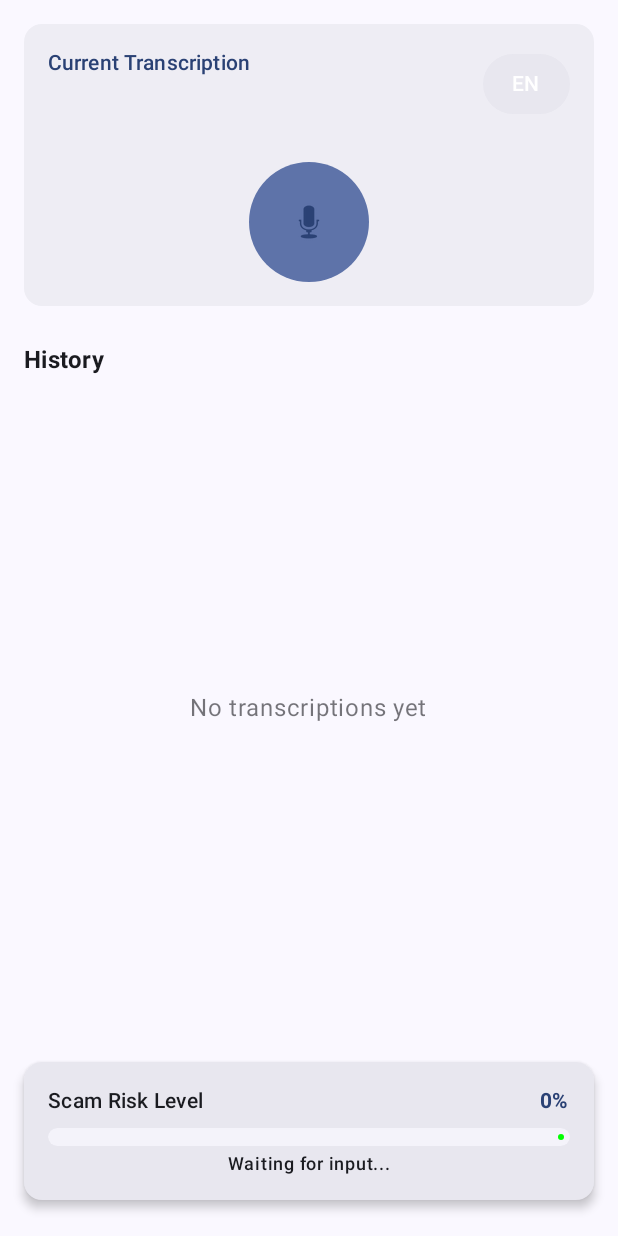
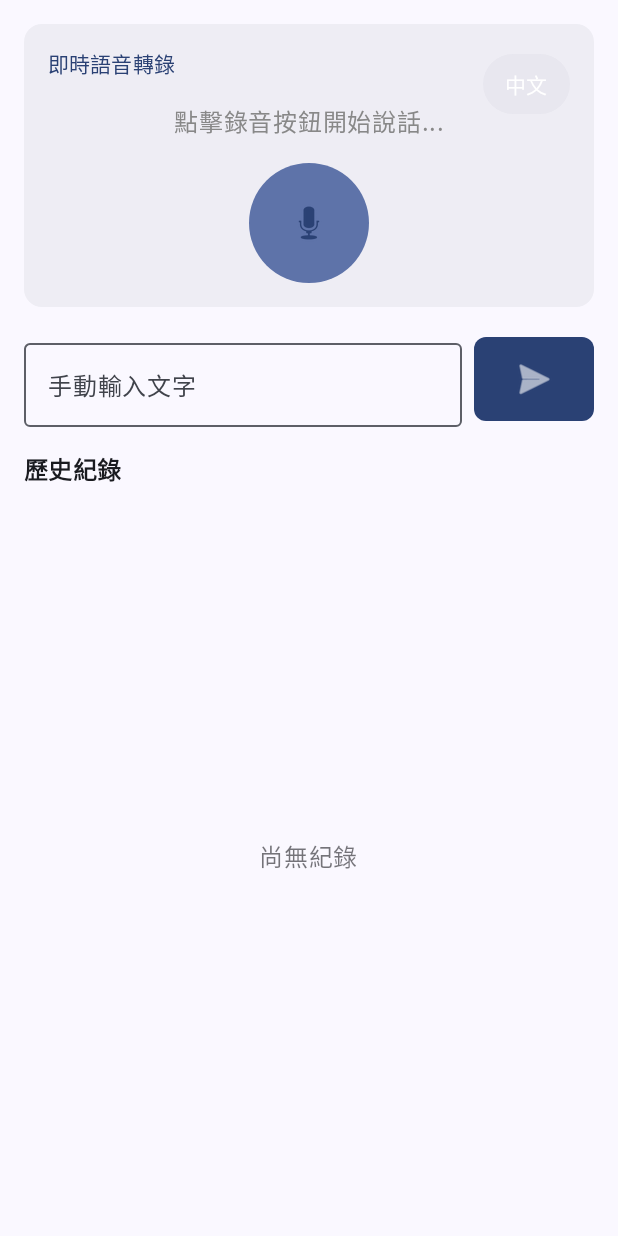
Before and after one commit to jerryho081665/scam_detecting_AI, an Android app built with Jetpack Compose: the screen it shows after launch (MainActivity), on a phone screen of 412 x 824 dp. Run offline under Robolectric (Android 15) with nearby library versions, the phone set to English and light mode, and no system bars.

Commit message:
more save

```diff
--- a/testing/app/src/main/java/com/example/testing/MainActivity.kt
+++ b/testing/app/src/main/java/com/example/testing/MainActivity.kt
@@ -6,6 +6,7 @@ import android.util.Log
 import androidx.activity.ComponentActivity
 import androidx.activity.compose.setContent
 import androidx.activity.enableEdgeToEdge
+import androidx.compose.animation.Crossfade
 import androidx.compose.foundation.ExperimentalFoundationApi
 import androidx.compose.foundation.background
 import androidx.compose.foundation.clickable
@@ -13,6 +14,8 @@ import androidx.compose.foundation.layout.*
 import androidx.compose.foundation.lazy.LazyColumn
 import androidx.compose.foundation.lazy.items
 import androidx.compose.foundation.shape.RoundedCornerShape
+import androidx.compose.foundation.text.KeyboardActions
+import androidx.compose.foundation.text.KeyboardOptions
 import androidx.compose.material3.*
 import androidx.compose.runtime.*
 import androidx.compose.ui.Alignment
@@ -20,8 +23,10 @@ import androidx.compose.ui.Modifier
 import androidx.compose.ui.draw.clip
 import androidx.compose.ui.graphics.Color
 import androidx.compose.ui.platform.LocalContext
+import androidx.compose.ui.platform.LocalSoftwareKeyboardController
 import androidx.compose.ui.res.painterResource
 import androidx.compose.ui.text.font.FontWeight
+import androidx.compose.ui.text.input.ImeAction
 import androidx.compose.ui.text.style.TextAlign
 import androidx.compose.ui.unit.dp
 import androidx.compose.ui.unit.sp
@@ -51,31 +56,23 @@ fun SpeechToTextScreen(modifier: Modifier = Modifier) {
     val context = LocalContext.current
     val recordAudioPermission = rememberPermissionState(Manifest.permission.RECORD_AUDIO)
     val speechRecognizer = remember { SpeechRecognizerUtil(context) }
+    val keyboardController = LocalSoftwareKeyboardController.current
 
-    // Scope for running background network tasks
     val scope = rememberCoroutineScope()
+    var manualInputText by remember { mutableStateOf("") }
 
-    // State for Scam Risk (0 to 100)
-    var riskPercentage by remember { mutableIntStateOf(0) }
-    var riskStatusText by remember { mutableStateOf("Waiting for input...") }
+    // Removed global risk state variables (riskPercentage, etc.) as requested
 
-    // Function to call Python
-    // 1. Modified function to accept ID
     fun checkScamRisk(id: String, textToCheck: String) {
         scope.launch {
             try {
-                // Set status to waiting (optional UI tweak) or just wait for result
                 val request = ScamCheckRequest(message = textToCheck)
                 val response = RetrofitClient.instance.checkMessage(request)
 
                 val score = (response.scam_probability * 100).toInt()
 
-                // 2. Update the specific item in the list
-                speechRecognizer.updateRisk(id, score)
-
-                // 3. Update the global meter (optional, keeps the bottom bar working)
-                riskPercentage = score
-                riskStatusText = if(response.is_risk) "HIGH RISK DETECTED" else "Safe"
+                // Pass the advice to the specific item
+                speechRecognizer.updateRisk(id, score, response.advice)
 
             } catch (e: Exception) {
                 Log.e("ScamCheck", "Error: ${e.message}")
@@ -83,14 +80,10 @@ fun SpeechToTextScreen(modifier: Modifier = Modifier) {
         }
     }
 
-    // 4. Trigger whenever a NEW item is added
     LaunchedEffect(speechRecognizer.transcriptionHistory.value.size) {
         val history = speechRecognizer.transcriptionHistory.value
         if (history.isNotEmpty()) {
-            // Get the newest item
             val latestItem = history.first()
-
-            // Only check if it hasn't been checked yet (riskScore is null)
             if (latestItem.riskScore == null && latestItem.text.isNotBlank()) {
                 checkScamRisk(latestItem.id, latestItem.text)
             }
@@ -100,6 +93,7 @@ fun SpeechToTextScreen(modifier: Modifier = Modifier) {
     DisposableEffect(Unit) {
         onDispose { speechRecognizer.destroy() }
     }
+
     val languageButtonText = when (speechRecognizer.currentLanguage.value) {
         "zh-TW" -> "中文"
         else -> "EN"
@@ -110,6 +104,7 @@ fun SpeechToTextScreen(modifier: Modifier = Modifier) {
             .fillMaxSize()
             .padding(16.dp)
     ) {
+        // --- 1. SPEECH AREA ---
         Box(
             modifier = Modifier
                 .fillMaxWidth()
@@ -130,7 +125,7 @@ fun SpeechToTextScreen(modifier: Modifier = Modifier) {
 
             Column(horizontalAlignment = Alignment.CenterHorizontally) {
                 Text(
-                    text = "Current Transcription",
+                    text = "即時語音轉錄",
                     style = MaterialTheme.typography.titleSmall,
                     color = MaterialTheme.colorScheme.primary,
                     modifier = Modifier.align(Alignment.Start)
@@ -138,22 +133,45 @@ fun SpeechToTextScreen(modifier: Modifier = Modifier) {
 
                 Spacer(modifier = Modifier.height(16.dp))
 
+                // Use Crossfade for smoother transitions
+                Crossfade(
+                    targetState = speechRecognizer.recognizedText.value to speechRecognizer.partialText.value,
+                    label = "speech-text"
+                ) { (recognized, partial) ->
+                    Column(horizontalAlignment = Alignment.CenterHorizontally) {
+                        if (recognized.isNotEmpty()) {
                             Text(
-                    text = speechRecognizer.recognizedText.value,
+                                text = recognized,
                                 fontSize = 20.sp,
                                 textAlign = TextAlign.Center,
                                 modifier = Modifier.fillMaxWidth()
                             )
+                        }
 
-                if (speechRecognizer.isRecording.value && speechRecognizer.partialText.value.isNotEmpty()) {
+                        if (speechRecognizer.isRecording.value && partial.isNotEmpty()) {
+                            if (recognized.isNotEmpty()) {
                                 Spacer(modifier = Modifier.height(8.dp))
+                            }
                             Text(
-                        text = speechRecognizer.partialText.value,
+                                text = partial,
                                 fontSize = 18.sp,
                                 color = Color.Gray,
                                 textAlign = TextAlign.Center,
                                 modifier = Modifier.fillMaxWidth()
                             )
+                        }
+
+                        // Show placeholder when nothing is being recognized
+                        if (recognized.isEmpty() && partial.isEmpty()) {
+                            Text(
+                                text = "點擊錄音按鈕開始說話...",
+                                fontSize = 16.sp,
+                                color = Color.Gray,
+                                textAlign = TextAlign.Center,
+                                modifier = Modifier.fillMaxWidth()
+                            )
+                        }
+                    }
                 }
 
                 Spacer(modifier = Modifier.height(16.dp))
@@ -162,11 +180,11 @@ fun SpeechToTextScreen(modifier: Modifier = Modifier) {
                     onClick = {
                         if (recordAudioPermission.status.isGranted) {
                             if (speechRecognizer.isRecording.value) {
-                                speechRecognizer.isRecording.value = false
-                                speechRecognizer.stopListening()
+                                // OPTIMIZATION: Use the dedicated stop method
+                                speechRecognizer.stopRecording()
                             } else {
-                                speechRecognizer.isRecording.value = true
-                                speechRecognizer.startListening()
+                                // OPTIMIZATION: Use the dedicated start method
+                                speechRecognizer.startRecording()
                             }
                         } else {
                             recordAudioPermission.launchPermissionRequest()
@@ -188,7 +206,7 @@ fun SpeechToTextScreen(modifier: Modifier = Modifier) {
                             else
                                 android.R.drawable.ic_btn_speak_now
                         ),
-                        contentDescription = if (speechRecognizer.isRecording.value) "Stop" else "Mic",
+                        contentDescription = if (speechRecognizer.isRecording.value) "停止" else "錄音",
                         modifier = Modifier.size(40.dp),
                         tint = if (speechRecognizer.isRecording.value)
                             MaterialTheme.colorScheme.error
@@ -199,15 +217,59 @@ fun SpeechToTextScreen(modifier: Modifier = Modifier) {
             }
         }
 
-        Spacer(modifier = Modifier.height(24.dp))
+        Spacer(modifier = Modifier.height(16.dp))
 
+        // --- 2. MANUAL INPUT AREA ---
+        Row(
+            modifier = Modifier.fillMaxWidth(),
+            verticalAlignment = Alignment.CenterVertically
+        ) {
+            OutlinedTextField(
+                value = manualInputText,
+                onValueChange = { manualInputText = it },
+                label = { Text("手動輸入文字") },
+                modifier = Modifier.weight(1f),
+                singleLine = true,
+                keyboardOptions = KeyboardOptions(imeAction = ImeAction.Send),
+                keyboardActions = KeyboardActions(
+                    onSend = {
+                        if (manualInputText.isNotBlank()) {
+                            speechRecognizer.addManualTranscription(manualInputText)
+                            manualInputText = ""
+                            keyboardController?.hide()
+                        }
+                    }
+                )
+            )
+            Spacer(modifier = Modifier.width(8.dp))
+            Button(
+                onClick = {
+                    if (manualInputText.isNotBlank()) {
+                        speechRecognizer.addManualTranscription(manualInputText)
+                        manualInputText = ""
+                        keyboardController?.hide()
+                    }
+                },
+                modifier = Modifier.height(56.dp),
+                shape = RoundedCornerShape(8.dp)
+            ) {
+                Icon(
+                    painter = painterResource(id = android.R.drawable.ic_menu_send),
+                    contentDescription = "Send"
+                )
+            }
+        }
+
+        Spacer(modifier = Modifier.height(16.dp))
+
+        // --- 3. HISTORY HEADER ---
         Row(
             modifier = Modifier.fillMaxWidth(),
             horizontalArrangement = Arrangement.SpaceBetween,
             verticalAlignment = Alignment.CenterVertically
         ) {
             Text(
-                text = "History",
+                text = "歷史紀錄",
                 style = MaterialTheme.typography.titleMedium,
                 fontWeight = FontWeight.Bold
             )
@@ -223,17 +285,18 @@ fun SpeechToTextScreen(modifier: Modifier = Modifier) {
                 ) {
                     Icon(
                         painter = painterResource(id = android.R.drawable.ic_menu_close_clear_cancel),
-                        contentDescription = "Clear history",
+                        contentDescription = "清除紀錄",
                         modifier = Modifier.size(20.dp)
                     )
                     Spacer(modifier = Modifier.size(ButtonDefaults.IconSpacing))
-                    Text(text = "Clear", color = Color.White)
+                    Text(text = "清除", color = Color.White)
                 }
             }
         }
 
         Spacer(modifier = Modifier.height(8.dp))
 
+        // --- 4. HISTORY LIST ---
         if (speechRecognizer.transcriptionHistory.value.isEmpty()) {
             Box(
                 modifier = Modifier
@@ -242,7 +305,7 @@ fun SpeechToTextScreen(modifier: Modifier = Modifier) {
                 contentAlignment = Alignment.Center
             ) {
                 Text(
-                    text = "No transcriptions yet",
+                    text = "尚無紀錄",
                     color = MaterialTheme.colorScheme.onSurface.copy(alpha = 0.6f)
                 )
             }
@@ -252,7 +315,6 @@ fun SpeechToTextScreen(modifier: Modifier = Modifier) {
                     .fillMaxWidth()
                     .weight(1f)
             ) {
-                // FIX 2: Add the 'key'. This prevents items from swapping data when the list updates.
                 items(
                     items = speechRecognizer.transcriptionHistory.value,
                     key = { it.id }
@@ -260,10 +322,7 @@ fun SpeechToTextScreen(modifier: Modifier = Modifier) {
                     TranscriptionItem(
                         transcription = transcription,
                         onUpdate = { newText ->
-                            // 1. Update the local list
                             speechRecognizer.updateTranscription(transcription.id, newText)
-
-                            // 2. FIX 3: Trigger the Python Check immediately!
                             checkScamRisk(transcription.id, newText)
                         },
                         onDelete = {
@@ -274,75 +333,7 @@ fun SpeechToTextScreen(modifier: Modifier = Modifier) {
                 }
             }
         }
-
-        // Meter Bar at the bottom (Now displays RISK)
-        Spacer(modifier = Modifier.height(16.dp))
-        MeterBar(percentage = riskPercentage, statusText = riskStatusText)
-    }
-}
-
-@Composable
-fun MeterBar(percentage: Int, statusText: String) {
-    Card(
-        modifier = Modifier
-            .fillMaxWidth()
-            .padding(vertical = 8.dp),
-        elevation = CardDefaults.cardElevation(defaultElevation = 4.dp),
-        shape = RoundedCornerShape(12.dp),
-        colors = CardDefaults.cardColors(
-            containerColor = MaterialTheme.colorScheme.surfaceContainerHigh
-        )
-    ) {
-        Column(
-            modifier = Modifier.padding(16.dp)
-        ) {
-            Row(
-                modifier = Modifier.fillMaxWidth(),
-                horizontalArrangement = Arrangement.SpaceBetween,
-                verticalAlignment = Alignment.CenterVertically
-            ) {
-                Text(
-                    text = "Scam Risk Level",
-                    style = MaterialTheme.typography.bodyMedium,
-                    fontWeight = FontWeight.Medium,
-                    color = MaterialTheme.colorScheme.onSurface
-                )
-
-                Text(
-                    text = "$percentage%",
-                    style = MaterialTheme.typography.bodyMedium,
-                    fontWeight = FontWeight.Bold,
-                    color = if(percentage > 50) Color.Red else MaterialTheme.colorScheme.primary
-                )
-            }
-
-            Spacer(modifier = Modifier.height(8.dp))
-
-            // Progress bar
-            LinearProgressIndicator(
-                progress = percentage / 100f,
-                modifier = Modifier
-                    .fillMaxWidth()
-                    .height(12.dp)
-                    .clip(RoundedCornerShape(6.dp)),
-                color = when {
-                    percentage < 30 -> Color.Green   // Safe
-                    percentage < 70 -> Color.Yellow  // Caution
-                    else -> Color.Red                // DANGER
-                },
-                trackColor = MaterialTheme.colorScheme.surfaceContainerLow
-            )
-
-            Spacer(modifier = Modifier.height(4.dp))
-
-            // Status Text
-            Text(
-                text = statusText,
-                style = MaterialTheme.typography.labelMedium,
-                color = if (percentage >= 50) MaterialTheme.colorScheme.error else MaterialTheme.colorScheme.onSurface,
-                modifier = Modifier.align(Alignment.CenterHorizontally)
-            )
-        }
+        // Removed the MeterBar call that was here
     }
 }
 
@@ -353,9 +344,6 @@ fun TranscriptionItem(
     onDelete: () -> Unit
 ) {
     var isEditing by remember { mutableStateOf(false) }
-
-    // FIX 1: Use 'remember(transcription.id)'
-    // This forces the text to reset if the row is recycled for a different message
     var editedText by remember(transcription.id) { mutableStateOf(transcription.text) }
 
     Card(
@@ -368,12 +356,14 @@ fun TranscriptionItem(
     ) {
         Column(modifier = Modifier.padding(12.dp)) {
 
-            // Risk Badge
+            // --- RISK BADGE AND ADVICE ---
             if (transcription.riskScore != null) {
                 val score = transcription.riskScore
-                val isHighRisk = score >= 50
-                val color = if (isHighRisk) MaterialTheme.colorScheme.error else Color(0xFF4CAF50)
-                val text = if (isHighRisk) "⚠️ High Risk ($score%)" else "✅ Safe ($score%)"
+                val (color, text) = when {
+                    score > 70 -> MaterialTheme.colorScheme.error to "⚠️ 高風險 ($score%)"
+                    score < 30 -> Color(0xFF4CAF50) to "✅ 安全 ($score%)"
+                    else -> Color(0xFFFFFFA0) to "⚠️ 需留意 ($score%)"
+                }
 
                 Box(
                     modifier = Modifier
@@ -381,11 +371,46 @@ fun TranscriptionItem(
                         .background(color.copy(alpha = 0.2f))
                         .padding(horizontal = 8.dp, vertical = 4.dp)
                 ) {
-                    Text(text = text, style = MaterialTheme.typography.labelSmall, fontWeight = FontWeight.Bold, color = color)
+                    Text(
+                        text = text,
+                        style = MaterialTheme.typography.labelSmall,
+                        fontWeight = FontWeight.Bold,
+                        color = color
+                    )
+                }
+
+                // AI ADVICE DISPLAY (Newly added inside the card)
+                if (!transcription.advice.isNullOrEmpty()) {
+                    Spacer(modifier = Modifier.height(8.dp))
+                    Box(
+                        modifier = Modifier
+                            .fillMaxWidth()
+                            .background(
+                                MaterialTheme.colorScheme.error.copy(alpha = 0.1f),
+                                RoundedCornerShape(8.dp)
+                            )
+                            .padding(12.dp)
+                    ) {
+                        Column {
+                            Text(
+                                text = "💡 AI 建議：",
+                                style = MaterialTheme.typography.labelMedium,
+                                fontWeight = FontWeight.Bold,
+                                color = MaterialTheme.colorScheme.error
+                            )
+                            Spacer(modifier = Modifier.height(4.dp))
+                            Text(
+                                text = transcription.advice,
+                                style = MaterialTheme.typography.bodySmall,
+                                color = MaterialTheme.colorScheme.onSurface
+                            )
+                        }
+                    }
                 }
                 Spacer(modifier = Modifier.height(8.dp))
             }
 
+            // --- EDITING / TEXT DISPLAY ---
             if (isEditing) {
                 OutlinedTextField(
                     value = editedText,
@@ -398,27 +423,29 @@ fun TranscriptionItem(
 
                 Row(modifier = Modifier.fillMaxWidth(), horizontalArrangement = Arrangement.End) {
                     Button(
-                        // Save Button
                         onClick = {
-                            onUpdate(editedText) // Send the new text back
+                            onUpdate(editedText)
                             isEditing = false
                         },
                         modifier = Modifier.height(36.dp),
                         contentPadding = PaddingValues(horizontal = 12.dp)
-                    ) { Text("Save") }
+                    ) {
+                        Text("儲存")
+                    }
 
                     Spacer(modifier = Modifier.width(8.dp))
 
                     Button(
-                        // Cancel Button
                         onClick = {
-                            editedText = transcription.text // Reset to original
+                            editedText = transcription.text
                             isEditing = false
                         },
                         colors = ButtonDefaults.buttonColors(containerColor = Color.Gray),
                         modifier = Modifier.height(36.dp),
                         contentPadding = PaddingValues(horizontal = 12.dp)
-                    ) { Text("Cancel") }
+                    ) {
+                        Text("取消")
+                    }
                 }
             } else {
                 Row(modifier = Modifier.fillMaxWidth(), verticalAlignment = Alignment.Top) {
@@ -428,7 +455,6 @@ fun TranscriptionItem(
                         modifier = Modifier
                             .weight(1f)
                             .clickable {
-                                // Optional: Initialize text when clicking to edit
                                 editedText = transcription.text
                                 isEditing = true
                             }
@@ -437,7 +463,7 @@ fun TranscriptionItem(
                     Column {
                         Icon(
                             painter = painterResource(id = android.R.drawable.ic_menu_edit),
-                            contentDescription = "Edit",
+                            contentDescription = "編輯",
                             modifier = Modifier.size(20.dp).clickable {
                                 editedText = transcription.text
                                 isEditing = true
@@ -447,7 +473,7 @@ fun TranscriptionItem(
                         Spacer(modifier = Modifier.height(12.dp))
                         Icon(
                             painter = painterResource(id = android.R.drawable.ic_menu_delete),
-                            contentDescription = "Delete",
+                            contentDescription = "刪除",
                             modifier = Modifier.size(20.dp).clickable { onDelete() },
                             tint = MaterialTheme.colorScheme.error
                         )
--- a/testing/app/src/main/java/com/example/testing/NetworkManager.kt
+++ b/testing/app/src/main/java/com/example/testing/NetworkManager.kt
@@ -14,7 +14,8 @@ data class ScamCheckRequest(
 data class ScamCheckResponse(
     val text_received: String,
     val scam_probability: Double,
-    val is_risk: Boolean
+    val is_risk: Boolean,
+    val advice: String? = null  // <--- Add this line!
 )
 
 // 3. Define the Interface
```
Also changed, not shown: testing/app/src/main/AndroidManifest.xml (+7 -0 lines), testing/app/src/main/java/com/example/testing/SpeechRecognizerUtil.kt (+158 -36 lines), 4 other files. Lines whose indentation alone changed are shown as unchanged.
